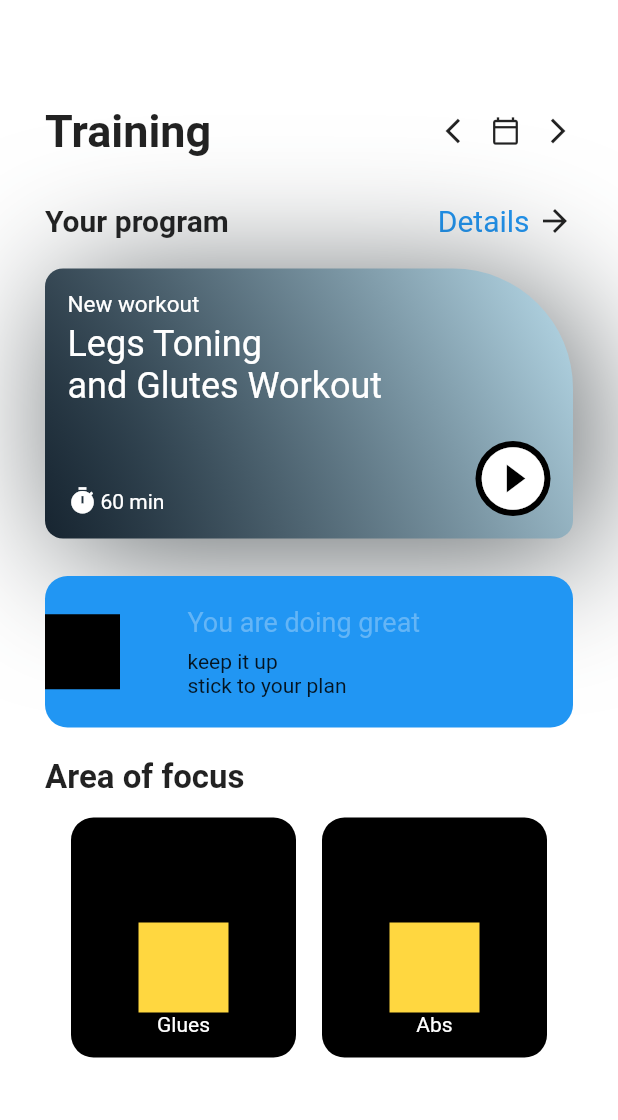
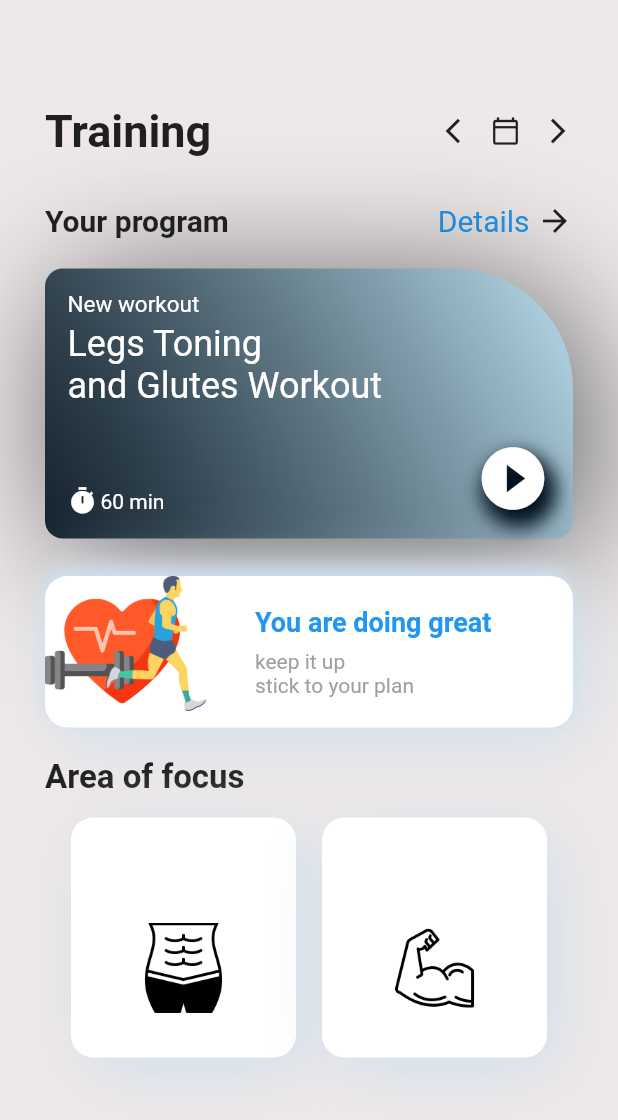
Before and after one commit to mouad-df/training_app, a Flutter app: the screen it shows after launch, on a phone screen of 412 x 824 dp. Shown: the top 1120 px of the screen. Run offline on Flutter 3.47's test engine with Material 2 defaults, Android fonts, the phone set to English and light mode, and no system bars; our stand-ins replace get.

Commit message:
images added

```diff
--- a/lib/screens/focus_square.dart
+++ b/lib/screens/focus_square.dart
@@ -1,25 +1,30 @@
 import 'package:flutter/material.dart';
 
 class FocusSquare extends StatelessWidget {
-  const FocusSquare({super.key, required this.muscleName});
+  const FocusSquare(
+      {super.key, required this.muscleName, required this.imagePath});
   final String muscleName;
-
+  final String imagePath;
   @override
   Widget build(BuildContext context) {
     return Container(
       padding: EdgeInsets.symmetric(horizontal: 30, vertical: 14),
-      decoration: BoxDecoration(
-          color: Colors.black, borderRadius: BorderRadius.circular(15)),
+      decoration: BoxDecoration(boxShadow: [
+        BoxShadow(
+            offset: Offset(8, 10),
+            blurRadius: 40,
+            color: Color.fromARGB(255, 208, 224, 237)),
+
+      ], color: Colors.white, borderRadius: BorderRadius.circular(15)),
       height: 160,
       width: 150,
       child: Column(
         mainAxisAlignment: MainAxisAlignment.end,
         children: [
           //image
-          Container(
+          Image.asset(
+            imagePath,
             height: 60,
-            width: 60,
-            color: Colors.amberAccent,
           ),
           Text(
             muscleName,
--- a/lib/screens/home_screen.dart
+++ b/lib/screens/home_screen.dart
@@ -9,7 +9,7 @@ class HomeScreen extends StatelessWidget {
   @override
   Widget build(BuildContext context) {
     return Scaffold(
-      backgroundColor: Colors.white,
+      backgroundColor: Color.fromARGB(255, 239, 232, 232),
       body: Container(
         padding: EdgeInsets.only(top: 70, left: 30, right: 30),
         child: Column(
@@ -50,6 +50,7 @@ class HomeScreen extends StatelessWidget {
             ),
             Row(
               mainAxisAlignment: MainAxisAlignment.spaceBetween,
+              // ignore: prefer_const_literals_to_create_immutables
               children: [
                 Text(
                   "Your program",
@@ -73,23 +74,25 @@ class HomeScreen extends StatelessWidget {
             SizedBox(
               height: 20,
             ),
+
+            //traning card
             Container(
               height: 180,
               decoration: BoxDecoration(
                   boxShadow: [
-                  BoxShadow(offset: Offset(10,10),
-                  blurRadius:80,
-                  color: Color.fromARGB(255, 26, 35, 39).withOpacity(0.7)
-                  ),
-
+                    BoxShadow(
+                        offset: Offset(10, 10),
+                        blurRadius: 80,
+                        color:
+                            Color.fromARGB(255, 26, 35, 39).withOpacity(0.7)),
                   ],
                   gradient: LinearGradient(
-                    colors:[
+                    colors: [
                       Color.fromARGB(255, 2, 17, 30).withOpacity(0.9),
-                    const Color.fromARGB(255, 184, 219, 234)],
+                      const Color.fromARGB(255, 184, 219, 234)
+                    ],
                     begin: Alignment.bottomLeft,
                     end: Alignment.topRight,
-
                   ),
                   borderRadius: BorderRadius.only(
                       topLeft: Radius.circular(12),
@@ -122,7 +125,8 @@ class HomeScreen extends StatelessWidget {
                         SizedBox(
                           height: 12,
                         ),
-                    ],),
+                      ],
+                    ),
                     Row(
                       mainAxisAlignment: MainAxisAlignment.spaceBetween,
                       crossAxisAlignment: CrossAxisAlignment.end,
@@ -130,25 +134,34 @@ class HomeScreen extends StatelessWidget {
                         Row(
                           children: [
                             // Icon(Icon.time),
-                            Icon(Icons.timer,color: Colors.white,size: 20,),
-                            SizedBox(width: 2,),
-                            Text("60 min",
-                            style: TextStyle(
-                              color: Colors.white),),
-
+                            Icon(
+                              Icons.timer,
+                              color: Colors.white,
+                              size: 20,
+                            ),
+                            SizedBox(
+                              width: 2,
+                            ),
+                            Text(
+                              "60 min",
+                              style: TextStyle(color: Colors.white),
+                            ),
                           ],
-
                         ),
                         Container(
                           decoration: BoxDecoration(
-                            borderRadius: BorderRadius.circular(60),
+                              borderRadius: BorderRadius.circular(50),
                               boxShadow: [
-                              BoxShadow()
-                            ]
+                                BoxShadow(
+                                    color: Color.fromARGB(255, 2, 17, 30),
+                                    offset: Offset(4, 8),
+                                    blurRadius: 10)
+                              ]),
+                          child: Icon(
+                            Icons.play_circle_fill,
+                            color: Colors.white,
+                            size: 50,
                           ),
-                          child: Icon(Icons.play_circle_fill,
-                          color: Colors.white,
-                          size: 50,),
                         )
                         // Icon(Icons.)
                       ],
@@ -161,46 +174,104 @@ class HomeScreen extends StatelessWidget {
 
             Container(
               decoration: BoxDecoration(
+                // ignore: prefer_const_literals_to_create_immutables
+                boxShadow: [
+                  BoxShadow(
+                      offset: Offset(8, 10),
+                      blurRadius: 40,
+                      color: Color.fromARGB(255, 208, 224, 237)),
+                  BoxShadow(
+                      offset: Offset(-1, -5),
+                      blurRadius: 10,
+                      color: Color.fromARGB(255, 208, 224, 237))
+                ],
                 borderRadius: BorderRadius.circular(15),
-                color: Colors.blue,
+                color: Colors.white,
               ),
-              child: Row(children: [
-                Container(
-                  color: Colors.black,
-                  height: 50,
-                  width: 50,
+              child: Stack(children: [
+                Positioned(
+                  left: 0,
+                  top: -20,
+                  child: Container(
+                    // color: Colors.black,
+                    child: Image.asset(
+                      "images/dumbbell.png",
+                      width: 90,
+                      height: 140,
                     ),
-                SizedBox(width: 25,),
+                  ),
+                ),
+                Padding(
+                  padding: const EdgeInsets.only(left: 14),
+                  child: Image.asset(
+                    "images/runner.png",
+                    height: 90,
+                    width: 120,
+                  ),
+                ),
+                Row(children: [
+                  // Container(
+                  //   color: Colors.black,
+                  //   height: 50,
+                  //   width: 50,
+                  // ),
+                  SizedBox(
+                    width: 120,
+                  ),
                   Padding(
                     padding: const EdgeInsets.all(20.0),
                     child: Column(
                       crossAxisAlignment: CrossAxisAlignment.start,
                       children: [
-                      Text("You are doing great",
-                      style: TextStyle(fontSize:18,color: Colors.blue[300]),),
-                      SizedBox(height: 8,),
-                      Text("keep it up"),
-                      Text("stick to your plan")
+                        Text(
+                          "You are doing great",
+                          style: TextStyle(
+                              fontWeight: FontWeight.bold,
+                              fontSize: 18,
+                              color: Colors.blue[500]),
+                        ),
+                        SizedBox(
+                          height: 8,
+                        ),
+                        Text(
+                          "keep it up",
+                          style: TextStyle(color: Colors.grey),
+                        ),
+                        Text(
+                          "stick to your plan",
+                          style: TextStyle(color: Colors.grey),
+                        ),
                       ],
                     ),
                   )
                 ]),
+              ]),
             ),
-            SizedBox(height: 20,),
-            Row(children: [Text("Area of focus",
-            style: TextStyle(fontSize: 22,fontWeight: FontWeight.bold),)]),
+            SizedBox(
+              height: 20,
+            ),
+            // ignore: prefer_const_literals_to_create_immutables
+            Row(children: [
+              Text(
+                "Area of focus",
+                style: TextStyle(fontSize: 22, fontWeight: FontWeight.bold),
+              )
+            ]),
 
-            SizedBox(height: 14,),
+            SizedBox(
+              height: 14,
+            ),
 
-            Row(
-              mainAxisAlignment: MainAxisAlignment.spaceEvenly,
-              children: [
-                FocusSquare(muscleName: 'Glues',),
-                FocusSquare(muscleName: 'Abs'),
-
-              ]
-            )
-
+            Row(mainAxisAlignment: MainAxisAlignment.spaceEvenly, children: [
+              FocusSquare(
+                muscleName: 'Glues',
+                imagePath: 'images/abs.png',
+              ),
+              FocusSquare(
+                muscleName: 'Biceps',
+                imagePath: 'images/biceps.png',
+              ),
+            ])
           ],
         ),
       ),
--- a/pubspec.yaml
+++ b/pubspec.yaml
@@ -58,8 +58,8 @@ flutter:
   uses-material-design: true
 
   # To add assets to your application, add an assets section, like this:
-  # assets:
-  #   - images/a_dot_burr.jpeg
+  assets:
+    - images/
   #   - images/a_dot_ham.jpeg
 
   # An image asset can refer to one or more resolution-specific "variants", see
```
Also changed, not shown: images/abs.png (added), images/biceps.png (added), images/dumbbell.png (added), images/runner.png (added), images/shoulders.png (added). Lines whose indentation alone changed are shown as unchanged.
